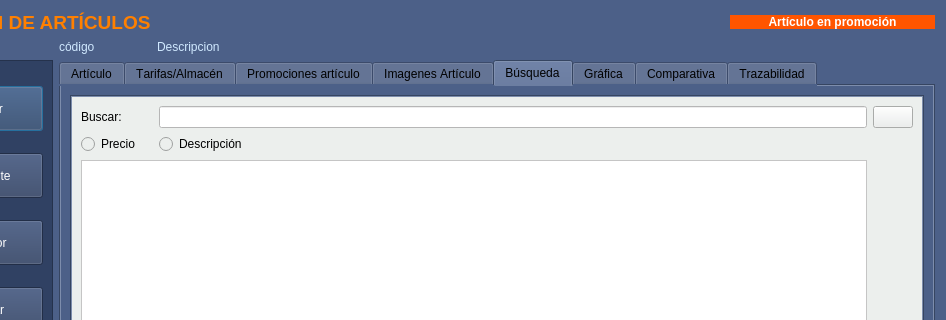
This is Almacen/frmarticulos.ui in arcnexus/RedFoX as Qt 5 draws it before an edit; both pictures show x 93 to 1039 and y 0 to 320 of the 1039 by 712 pixel window. The edited form follows.
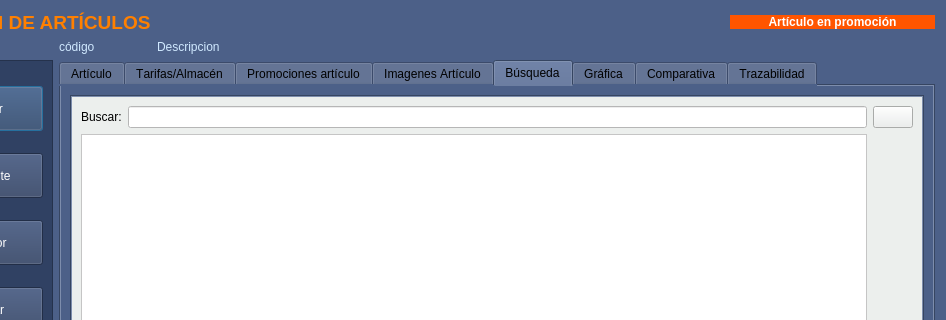
This is the edited form. The open tabs and pages were chosen to show the change. Icons and pictures are not drawn. Custom widgets are drawn as their Qt base class.

What changed in the file:
```diff
--- a/Almacen/frmarticulos.ui
+++ b/Almacen/frmarticulos.ui
@@ -3086,33 +3086,7 @@
              </property>
             </widget>
            </item>
-           <item row="1" column="0">
-            <widget class="QRadioButton" name="radPrecio">
-             <property name="minimumSize">
-              <size>
-               <width>72</width>
-               <height>0</height>
-              </size>
-             </property>
-             <property name="text">
-              <string>Precio</string>
-             </property>
-            </widget>
-           </item>
-           <item row="1" column="1">
-            <widget class="QRadioButton" name="radDescripcion">
-             <property name="minimumSize">
-              <size>
-               <width>100</width>
-               <height>0</height>
-              </size>
-             </property>
-             <property name="text">
-              <string>Descripción</string>
-             </property>
-            </widget>
-           </item>
-           <item row="2" column="0" colspan="2">
+           <item row="1" column="0" colspan="2">
             <widget class="QTableView" name="TablaBuscarArt">
              <property name="styleSheet">
               <string notr="true">background-color: rgb(255, 255, 255);</string>
```
Left out of the diff: 201 changed lines with no effect on the pictures.
